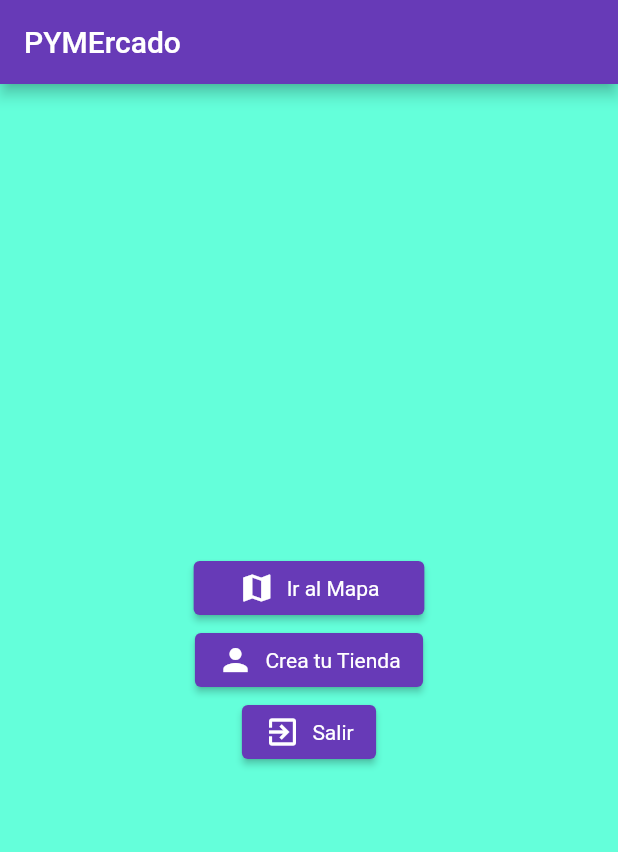
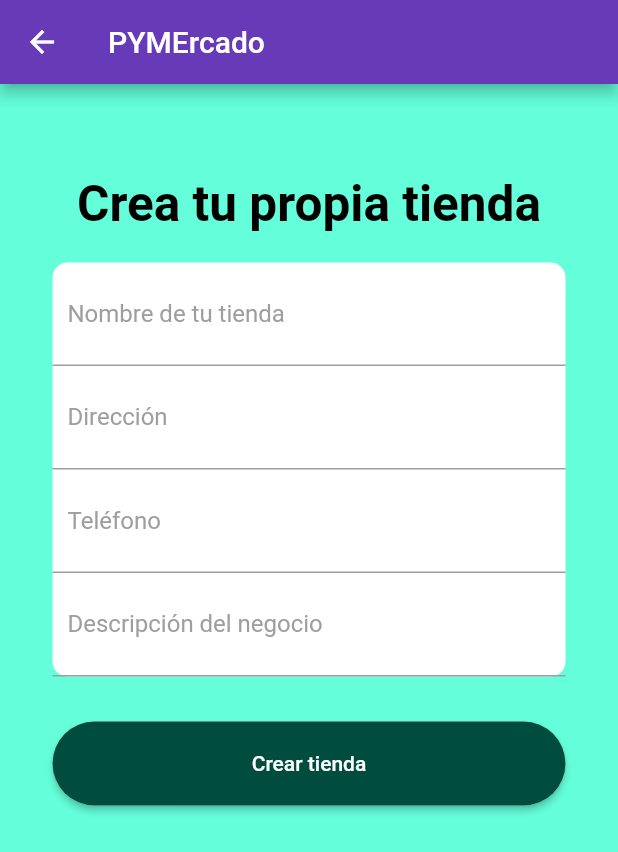
Before and after one commit to Andresiwis/pymercado_03, a Flutter app: the RedirectScreen screen opened directly, after a tap on "Crea tu Tienda", on a phone screen of 412 x 824 dp. Shown: the top 852 px of the screen. Run offline on Flutter 3.47's test engine with Material 2 defaults, Android fonts, the phone set to English and light mode, and no system bars; our stand-ins replace cloud_firestore, firebase_auth, firebase_core, google_maps_flutter, simple_animations; missing offline and left inert: google_maps_webservice; accounts and stored records are empty.

Commit message:
textos a español y pagina de crear tienda agregada

```diff
--- /dev/null
+++ b/lib/CreateShop.dart
@@ -0,0 +1,126 @@
+import 'package:flutter/cupertino.dart';
+import 'package:flutter/material.dart';
+
+
+class CreateShop extends StatelessWidget {
+  @override
+  Widget build(BuildContext context) {
+    return Scaffold(
+        backgroundColor: Colors.tealAccent,
+        appBar: AppBar(
+          title: Text("PYMErcado"),
+        ),
+        body: SingleChildScrollView(
+          child: Column(
+            mainAxisAlignment: MainAxisAlignment.start,
+            children: <Widget>[
+              Padding(padding: EdgeInsets.symmetric(vertical: 20)),
+              Container(
+                padding: EdgeInsets.symmetric(horizontal: 35),
+                child: Column(
+                    mainAxisAlignment: MainAxisAlignment.start,
+                  children: <Widget>[
+                    Padding(padding: EdgeInsets.all(10)),
+                    Text("Crea tu propia tienda", style: TextStyle(color: Colors.black, fontWeight: FontWeight.bold, fontSize: 33)),
+                    SizedBox(
+                      height: 20,
+                    ),
+                    Container(
+                      decoration: BoxDecoration(
+                        borderRadius: BorderRadius.circular(10),
+                        color: Colors.white,
+                      ),
+                      child: Column(
+                        children: <Widget>[
+                          Container(
+                            padding: EdgeInsets.all(10),
+                            decoration: BoxDecoration(
+                                border: Border(bottom: BorderSide(
+                                    color: Colors.grey
+                                ))
+                            ),
+                            child: TextField(
+                              decoration: InputDecoration(
+                                  border: InputBorder.none,
+                                  hintText: "Nombre de tu tienda",
+                                  hintStyle: TextStyle(color: Colors.grey)
+                              ),
+                            ),
+                          ),
+                          Container(
+                            padding: EdgeInsets.all(10),
+                            decoration: BoxDecoration(
+                                border: Border(bottom: BorderSide(
+                                    color: Colors.grey
+                                ))
+                            ),
+                            child: TextField(
+                              decoration: InputDecoration(
+                                  border: InputBorder.none,
+                                  hintText: "Dirección",
+                                  hintStyle: TextStyle(color: Colors.grey)
+                              ),
+                            ),
+                          ),
+                          Container(
+                            padding: EdgeInsets.all(10),
+                            decoration: BoxDecoration(
+                                border: Border(bottom: BorderSide(
+                                    color: Colors.grey
+                                ))
+                            ),
+                            child: TextField(
+                              decoration: InputDecoration(
+                                  border: InputBorder.none,
+                                  hintText: "Teléfono",
+                                  hintStyle: TextStyle(color: Colors.grey)
+                              ),
+                            ),
+                          ),
+                          Container(
+                            padding: EdgeInsets.all(10),
+                            decoration: BoxDecoration(
+                                border: Border(bottom: BorderSide(
+                                    color: Colors.grey
+                                ))
+                            ),
+                            child: TextField(
+                              decoration: InputDecoration(
+                                  border: InputBorder.none,
+                                  hintText: "Descripción del negocio",
+                                  hintStyle: TextStyle(color: Colors.grey)
+                              ),
+                            ),
+                          )
+                        ]
+                      )
+                    ),
+                    SizedBox(
+                      height: 30,
+                    ),
+                    RaisedButton(
+                      onPressed: () {},
+                      padding: const EdgeInsets.all(0),
+                      shape: RoundedRectangleBorder(
+                          borderRadius: BorderRadius.circular(80)
+                      ),
+                      child: Container(
+                        decoration: BoxDecoration(
+                            borderRadius: BorderRadius.circular(80),
+                            color: Colors.teal[900]
+                        ),
+                        padding: const EdgeInsets.all(20),
+                        child: Center(
+                          child: Text("Crear tienda", style: TextStyle(color: Colors.white),),
+                        ),
+                      ),
+                    ),
+                  ],
+                ),
+              )
+            ],
+          ),
+        )
+    );
+  }
+}
--- a/lib/LoginScreen.dart
+++ b/lib/LoginScreen.dart
@@ -82,7 +82,7 @@ class _LoginScreenState extends State<LoginScreen> {
                                     controller: _emailcontroller,
                                     decoration: InputDecoration(
                                         border: InputBorder.none,
-                                        hintText: "Username",
+                                        hintText: "Email",
                                         hintStyle: TextStyle(color: Colors.grey)
                                     ),
                                     validator: (value) {
@@ -104,12 +104,12 @@ class _LoginScreenState extends State<LoginScreen> {
                                     obscureText: true,
                                     decoration: InputDecoration(
                                         border: InputBorder.none,
-                                        hintText: "Password",
+                                        hintText: "Contraseña",
                                         hintStyle: TextStyle(color: Colors.grey)
                                     ),
                                     validator: (value) {
                                       if (value.isEmpty)
-                                        return 'Porfavor, ingrese una contraseña válida';
+                                        return 'Por favor, ingrese una contraseña válida';
                                       return null;
                                     },
                                   ),
@@ -141,7 +141,7 @@ class _LoginScreenState extends State<LoginScreen> {
                             ),
                             padding: const EdgeInsets.all(15),
                             child: Center(
-                              child: Text("Login", style: TextStyle(color: Colors.white),),
+                              child: Text("Iniciar sesión", style: TextStyle(color: Colors.white),),
                           ),
                           ),
                         ),),
@@ -155,7 +155,7 @@ class _LoginScreenState extends State<LoginScreen> {
                         );},
                         child: Center(
                         child: Text(
-                            "Create Account",
+                            "Crear cuenta",
                             style: TextStyle(color: Colors.black, decoration: TextDecoration.underline)),
                       )
                       ))],
--- a/lib/RedirectScreen.dart
+++ b/lib/RedirectScreen.dart
@@ -1,3 +1,4 @@
+import 'package:pymercado_02/CreateShop.dart';
 import 'package:pymercado_02/FadeAnimation.dart';
 import 'package:flutter/material.dart';
 import 'package:firebase_auth/firebase_auth.dart';
@@ -32,7 +33,7 @@ class _RedirectScreenState extends State<RedirectScreen> {
             mainAxisAlignment: MainAxisAlignment.center,
             children: <Widget>[
               FadeAnimation(1.2, ElevatedButton.icon(
-                onPressed: () {Navigator.push(context, MaterialPageRoute(builder: (context) => DeliveryScreen()),);},
+                onPressed: () {getData(); Navigator.push(context, MaterialPageRoute(builder: (context) => DeliveryScreen()),);},
                 label: Text("Ir al Mapa"),
                 icon: Icon(Icons.map),
                 style: ElevatedButton.styleFrom(
@@ -42,7 +43,7 @@ class _RedirectScreenState extends State<RedirectScreen> {
                 )
         )),
               FadeAnimation(1.4, ElevatedButton.icon(
-                  onPressed: () {},
+                  onPressed: () {Navigator.push(context, MaterialPageRoute(builder: (context) => CreateShop()),);},
                   label: Text("Crea tu Tienda"),
                   icon: Icon(Icons.person),
                   style: ElevatedButton.styleFrom(
@@ -81,4 +82,16 @@ class _RedirectScreenState extends State<RedirectScreen> {
       setState(() {});
     });
   }
+  void getData() {
+    FirebaseFirestore.instance
+        .collection('marcadores')
+        .get()
+        .then((QuerySnapshot snapshot) => {
+      snapshot.docs.forEach((doc) {
+        print(doc['markerId']);
+      })
+    });
+  }
+
+
 }
--- a/lib/SignUpScreen.dart
+++ b/lib/SignUpScreen.dart
@@ -65,7 +65,7 @@ class _SignUpScreenState extends State<SignUpScreen> {
                     child: Column(
                       crossAxisAlignment: CrossAxisAlignment.start,
                       children: <Widget> [
-                        FadeAnimation(1.5, Text("Sign up", style: TextStyle(color: Colors.black, fontWeight: FontWeight.bold, fontSize: 25),)),
+                        FadeAnimation(1.5, Text("Registro", style: TextStyle(color: Colors.black, fontWeight: FontWeight.bold, fontSize: 25),)),
                         SizedBox(height: 7,),
                         FadeAnimation(1.7, Container(
                             decoration: BoxDecoration(
@@ -85,7 +85,7 @@ class _SignUpScreenState extends State<SignUpScreen> {
                                     controller: _emailcontroller,
                                     decoration: InputDecoration(
                                         border: InputBorder.none,
-                                        hintText: "e-mail",
+                                        hintText: "Email",
                                         hintStyle: TextStyle(color: Colors.grey)
                                     ),
                                     validator: (String value) {
@@ -107,7 +107,7 @@ class _SignUpScreenState extends State<SignUpScreen> {
                                     controller: _passwordcontroller,
                                     decoration: InputDecoration(
                                         border: InputBorder.none,
-                                        hintText: "Password",
+                                        hintText: "Contraseña",
                                         hintStyle: TextStyle(color: Colors.grey)
                                     ),
                                     validator: (String value) {
@@ -132,7 +132,7 @@ class _SignUpScreenState extends State<SignUpScreen> {
                             );},
                             child: Center(
                               child: Text(
-                                  "Already have an account?",
+                                  "Ya tienes una cuenta?",
                                   style: TextStyle(color: Colors.black, decoration: TextDecoration.underline)),
                             )
                         )),
@@ -156,7 +156,7 @@ class _SignUpScreenState extends State<SignUpScreen> {
                             ),
                             padding: const EdgeInsets.all(15),
                             child: Center(
-                              child: Text("Sign Up", style: TextStyle(color: Colors.black),),
+                              child: Text("Crear cuenta", style: TextStyle(color: Colors.black),),
                             ),
                           ),
                         ),),
```
